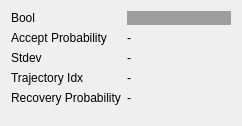
Before: the Qt Designer form merrrt_visualization/include/merrrt_visualization/merrrt_widget.ui in UM-ARM-Lab/unreliable-deform-manipulation, drawn with Qt 5.
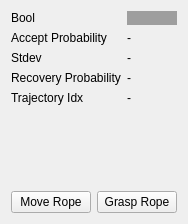
After: the same form once the commit is applied.

Commit message:
add move rope script
also work on widget and engine model

What changed in the file:
```diff
--- a/merrrt_visualization/include/merrrt_visualization/merrrt_widget.ui
+++ b/merrrt_visualization/include/merrrt_visualization/merrrt_widget.ui
@@ -6,8 +6,8 @@
    <rect>
     <x>0</x>
     <y>0</y>
-    <width>242</width>
-    <height>126</height>
+    <width>186</width>
+    <height>224</height>
    </rect>
   </property>
   <property name="sizePolicy">
@@ -25,6 +25,8 @@
   <property name="styleSheet">
    <string notr="true"/>
   </property>
+  <layout class="QVBoxLayout" name="verticalLayout">
+   <item>
   <layout class="QFormLayout" name="formLayout">
    <item row="0" column="0">
     <widget class="QLabel" name="bool_label">
@@ -72,32 +74,52 @@
     </widget>
    </item>
    <item row="3" column="0">
-    <widget class="QLabel" name="traj_idx_label">
-     <property name="text">
-      <string>Trajectory Idx</string>
-     </property>
-    </widget>
-   </item>
-   <item row="3" column="1">
-    <widget class="QLabel" name="traj_idx">
-     <property name="text">
-      <string>-</string>
-     </property>
-    </widget>
-   </item>
-   <item row="4" column="0">
     <widget class="QLabel" name="recovery_probability_label">
      <property name="text">
       <string>Recovery Probability</string>
      </property>
     </widget>
    </item>
-   <item row="4" column="1">
+     <item row="3" column="1">
     <widget class="QLabel" name="recovery_probability">
      <property name="text">
       <string>-</string>
      </property>
     </widget>
+     </item>
+     <item row="4" column="0">
+      <widget class="QLabel" name="traj_idx_label">
+       <property name="text">
+        <string>Trajectory Idx</string>
+       </property>
+      </widget>
+     </item>
+     <item row="4" column="1">
+      <widget class="QLabel" name="traj_idx">
+       <property name="text">
+        <string>-</string>
+       </property>
+      </widget>
+     </item>
+    </layout>
+   </item>
+   <item>
+    <layout class="QHBoxLayout" name="horizontalLayout">
+     <item>
+      <widget class="QPushButton" name="move_rope_button">
+       <property name="text">
+        <string>Move Rope</string>
+       </property>
+      </widget>
+     </item>
+     <item>
+      <widget class="QPushButton" name="grasp_rope_button">
+       <property name="text">
+        <string>Grasp Rope</string>
+       </property>
+      </widget>
+     </item>
+    </layout>
    </item>
   </layout>
  </widget>
```
Lines whose indentation alone changed are shown as unchanged. The commit also changes 6 other files.
